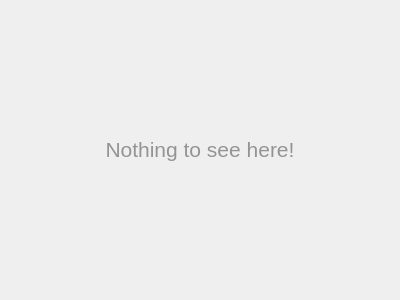
First picture: the form in src/ui/tabs/tabempty.ui, repository PsyCommando/ppmdu_spriteeditor, before the edit.
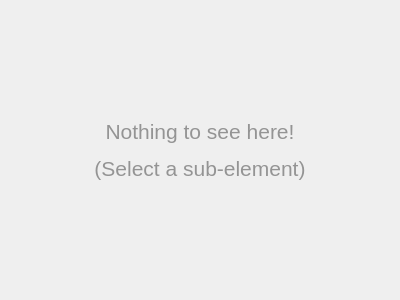
Second picture: the form after the edit.

What changed in the file:
```diff
--- a/src/ui/tabs/tabempty.ui
+++ b/src/ui/tabs/tabempty.ui
@@ -23,7 +23,7 @@
       <enum>QFrame::Plain</enum>
      </property>
      <property name="text">
-      <string>&lt;html&gt;&lt;head/&gt;&lt;body&gt;&lt;p align=&quot;center&quot;&gt;&lt;span style=&quot; font-size:16pt; color:#949494;&quot;&gt;Nothing to see here!&lt;/span&gt;&lt;/p&gt;&lt;/body&gt;&lt;/html&gt;</string>
+      <string>&lt;html&gt;&lt;head/&gt;&lt;body&gt;&lt;p align=&quot;center&quot;&gt;&lt;span style=&quot; font-size:16pt; color:#949494;&quot;&gt;Nothing to see here!&lt;/span&gt;&lt;/p&gt;&lt;p align=&quot;center&quot;&gt;&lt;span style=&quot; font-size:16pt; color:#949494;&quot;&gt;(Select a sub-element)&lt;/span&gt;&lt;/p&gt;&lt;/body&gt;&lt;/html&gt;</string>
      </property>
      <property name="scaledContents">
       <bool>true</bool>
```
